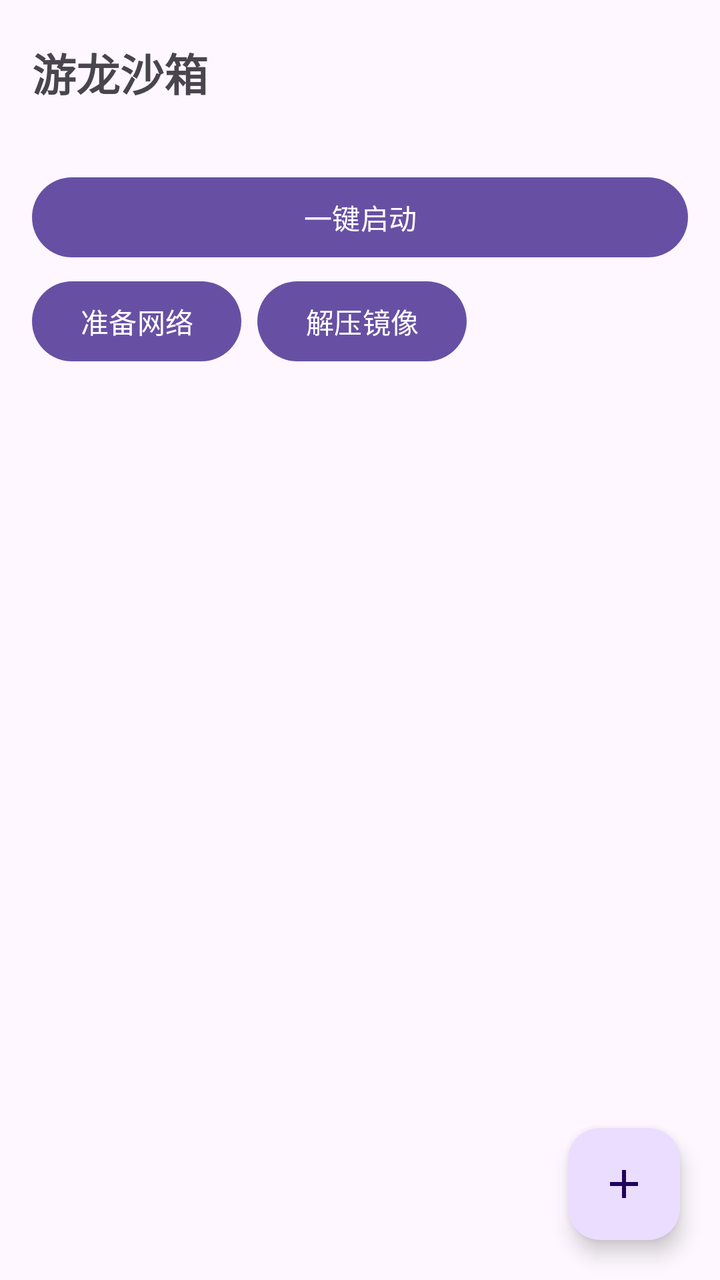
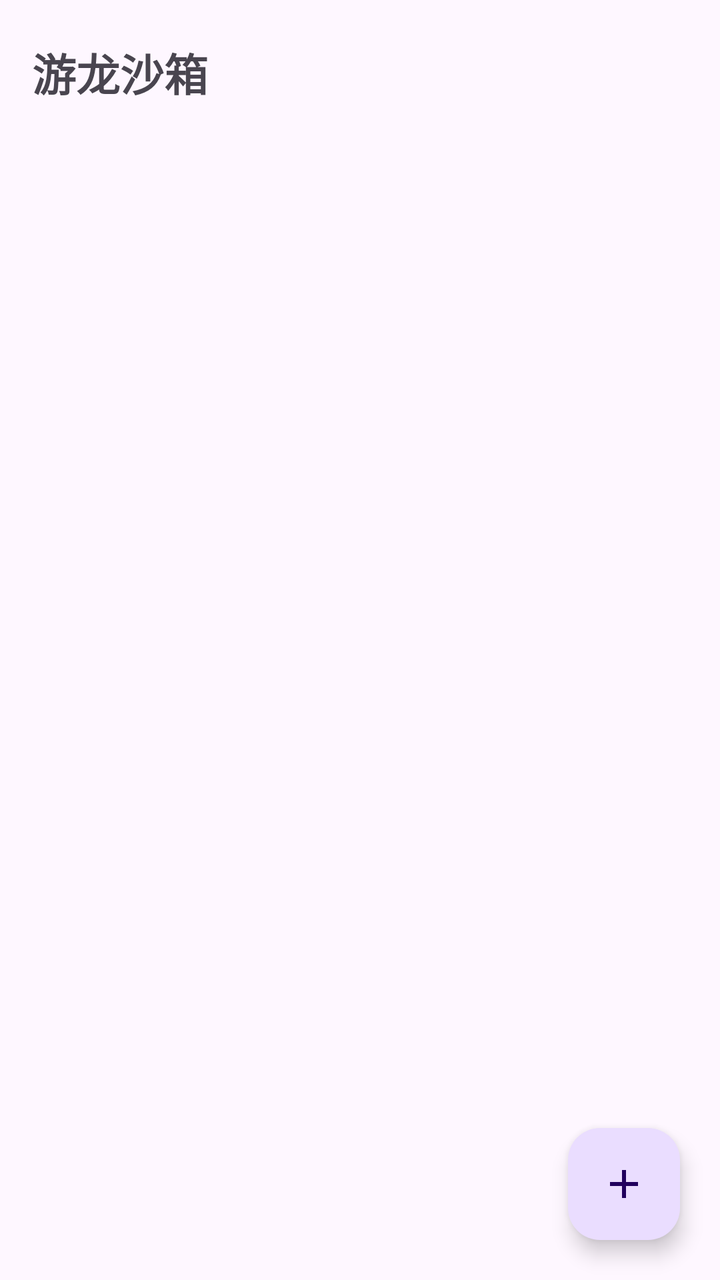

An Android layout rendered at two revisions. The XML below is the earlier revision; the diff shows what the commit changed to produce the second picture.
<!-- AndroidManifest.xml: application theme Theme.VmHost -->
<!-- res/layout/activity_main.xml -->
<?xml version="1.0" encoding="utf-8"?>
<androidx.coordinatorlayout.widget.CoordinatorLayout xmlns:android="http://schemas.android.com/apk/res/android"
    android:layout_width="match_parent"
    android:layout_height="match_parent">

    <LinearLayout
        android:layout_width="match_parent"
        android:layout_height="match_parent"
        android:orientation="vertical">

        <TextView
            android:id="@+id/title"
            android:layout_width="match_parent"
            android:layout_height="wrap_content"
            android:paddingStart="16dp"
            android:paddingTop="20dp"
            android:paddingEnd="16dp"
            android:text="@string/app_name"
            android:textSize="22sp"
            android:textStyle="bold" />

        <TextView
            android:id="@+id/engineStatus"
            android:layout_width="match_parent"
            android:layout_height="wrap_content"
            android:paddingStart="16dp"
            android:paddingTop="4dp"
            android:paddingEnd="16dp"
            android:paddingBottom="4dp"
            android:textSize="12sp" />

        <com.google.android.material.button.MaterialButton
            android:id="@+id/btnOneClick"
            android:layout_width="match_parent"
            android:layout_height="wrap_content"
            android:layout_marginStart="16dp"
            android:layout_marginTop="8dp"
            android:layout_marginEnd="16dp"
            android:text="@string/one_click_start" />

        <LinearLayout
            android:layout_width="match_parent"
            android:layout_height="wrap_content"
            android:orientation="horizontal"
            android:paddingStart="16dp"
            android:paddingTop="4dp"
            android:paddingEnd="16dp"
            android:paddingBottom="8dp">

            <com.google.android.material.button.MaterialButton
                android:id="@+id/btnNetwork"
                android:layout_width="wrap_content"
                android:layout_height="wrap_content"
                android:text="@string/action_network" />

            <com.google.android.material.button.MaterialButton
                android:id="@+id/btnExtract"
                android:layout_width="wrap_content"
                android:layout_height="wrap_content"
                android:layout_marginStart="8dp"
                android:text="@string/action_extract" />
        </LinearLayout>

        <FrameLayout
            android:layout_width="match_parent"
            android:layout_height="0dp"
            android:layout_weight="1">

            <androidx.recyclerview.widget.RecyclerView
                android:id="@+id/vmList"
                android:layout_width="match_parent"
                android:layout_height="match_parent"
                android:clipToPadding="false"
                android:paddingBottom="88dp" />

            <TextView
                android:id="@+id/emptyView"
                android:layout_width="wrap_content"
                android:layout_height="wrap_content"
                android:layout_gravity="center"
                android:text="@string/empty_hint"
                android:visibility="gone" />
        </FrameLayout>
    </LinearLayout>

    <com.google.android.material.floatingactionbutton.FloatingActionButton
        android:id="@+id/fabCreate"
        android:layout_width="wrap_content"
        android:layout_height="wrap_content"
        android:layout_gravity="bottom|end"
        android:layout_margin="20dp"
        android:contentDescription="@string/action_create"
        android:src="@drawable/ic_add" />

</androidx.coordinatorlayout.widget.CoordinatorLayout>
<!-- resources referenced by this layout -->
<resources>
  <!-- drawable ic_add (drawable) -->
  <?xml version="1.0" encoding="utf-8"?>
  <vector xmlns:android="http://schemas.android.com/apk/res/android"
      android:width="24dp"
      android:height="24dp"
      android:viewportWidth="24"
      android:viewportHeight="24"
      android:tint="#004D26">
  
      <path
          android:fillColor="@android:color/white"
          android:pathData="M19,13h-6v6h-2v-6H5v-2h6V5h2v6h6v2z" />
  </vector>
  <string name="action_create">新建实例</string>
  <string name="action_extract">解压镜像</string>
  <string name="action_network">准备网络</string>
  <string name="app_name">游龙沙箱</string>
  <string name="empty_hint">还没有实例，点右下角 + 新建</string>
  <string name="one_click_start">一键启动</string>
  <style name="Theme.VmHost" parent="Theme.Material3.DayNight.NoActionBar" />
</resources>

<!-- the commit's change to res/layout/activity_main.xml (unified diff, before → after) -->
@@ -26,40 +26,8 @@
             android:paddingStart="16dp"
             android:paddingTop="4dp"
             android:paddingEnd="16dp"
-            android:paddingBottom="4dp"
+            android:paddingBottom="8dp"
             android:textSize="12sp" />
-
-        <com.google.android.material.button.MaterialButton
-            android:id="@+id/btnOneClick"
-            android:layout_width="match_parent"
-            android:layout_height="wrap_content"
-            android:layout_marginStart="16dp"
-            android:layout_marginTop="8dp"
-            android:layout_marginEnd="16dp"
-            android:text="@string/one_click_start" />
-
-        <LinearLayout
-            android:layout_width="match_parent"
-            android:layout_height="wrap_content"
-            android:orientation="horizontal"
-            android:paddingStart="16dp"
-            android:paddingTop="4dp"
-            android:paddingEnd="16dp"
-            android:paddingBottom="8dp">
-
-            <com.google.android.material.button.MaterialButton
-                android:id="@+id/btnNetwork"
-                android:layout_width="wrap_content"
-                android:layout_height="wrap_content"
-                android:text="@string/action_network" />
-
-            <com.google.android.material.button.MaterialButton
-                android:id="@+id/btnExtract"
-                android:layout_width="wrap_content"
-                android:layout_height="wrap_content"
-                android:layout_marginStart="8dp"
-                android:text="@string/action_extract" />
-        </LinearLayout>
 
         <FrameLayout
             android:layout_width="match_parent"
<!-- resource entries referenced after the edit -->
@@ -14,11 +14,8 @@
           android:pathData="M19,13h-6v6h-2v-6H5v-2h6V5h2v6h6v2z" />
   </vector>
   <string name="action_create">新建实例</string>
-  <string name="action_extract">解压镜像</string>
-  <string name="action_network">准备网络</string>
   <string name="app_name">游龙沙箱</string>
   <string name="empty_hint">还没有实例，点右下角 + 新建</string>
-  <string name="one_click_start">一键启动</string>
   <style name="Theme.VmHost" parent="Theme.Material3.DayNight.NoActionBar" />
 </resources>
 
